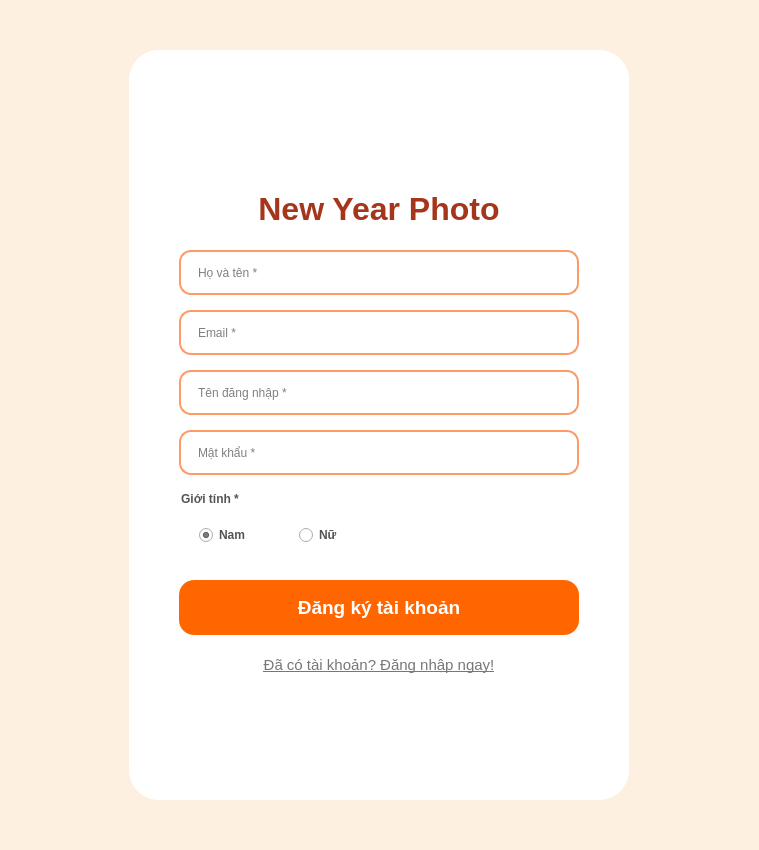
Before: the Qt Designer form USER/Login/ui/registerMainWindow.ui in huongntdk25411-dev/-N-KTLT, drawn with Qt 5.
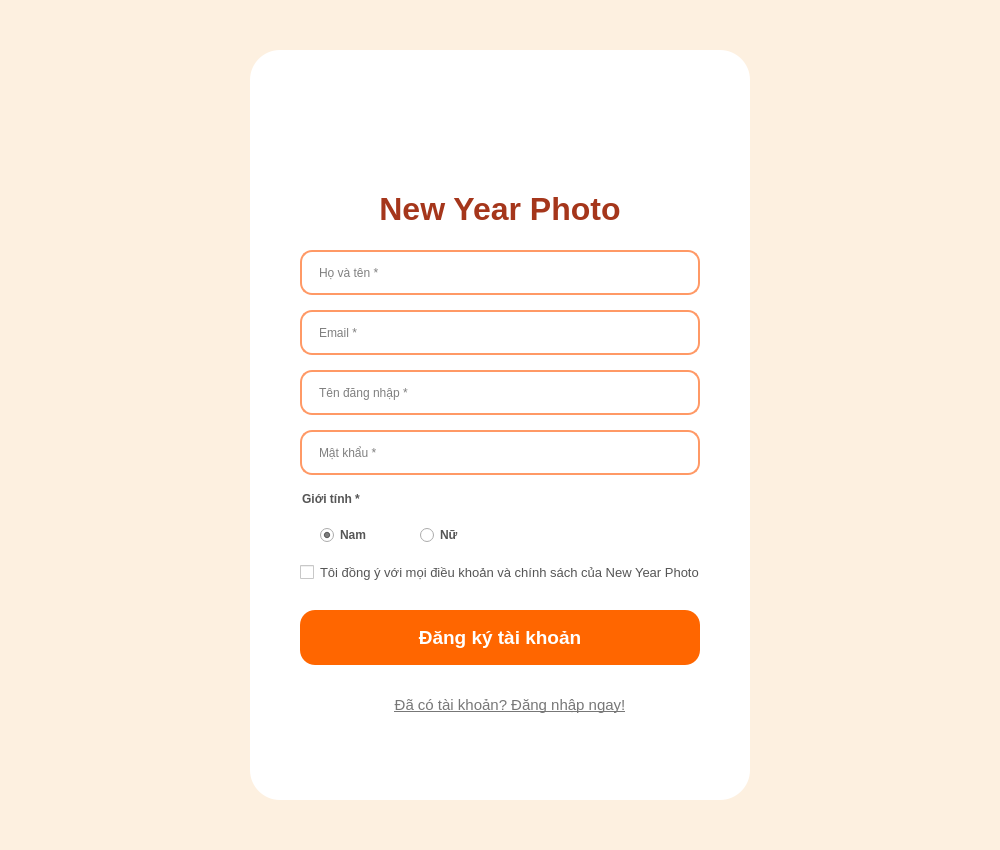
After: the same form once the commit is applied. Icons and pictures are not drawn.

Patch:
```diff
--- a/USER/Login/ui/registerMainWindow.ui
+++ b/USER/Login/ui/registerMainWindow.ui
@@ -6,7 +6,7 @@
    <rect>
     <x>0</x>
     <y>0</y>
-    <width>759</width>
+    <width>1000</width>
     <height>850</height>
    </rect>
   </property>
@@ -81,8 +81,7 @@
         </rect>
        </property>
        <property name="styleSheet">
-        <string notr="true">border: 2px solid #FF9966; border-radius: 12px; padding-left: 15px;
-color: rgb(0, 0, 0);</string>
+        <string notr="true">border: 2px solid #FF9966; border-radius: 12px; padding-left: 15px;</string>
        </property>
        <property name="placeholderText">
         <string>Họ và tên *</string>
@@ -98,8 +97,7 @@
         </rect>
        </property>
        <property name="styleSheet">
-        <string notr="true">border: 2px solid #FF9966; border-radius: 12px; padding-left: 15px;
-color: rgb(0, 0, 0);</string>
+        <string notr="true">border: 2px solid #FF9966; border-radius: 12px; padding-left: 15px;</string>
        </property>
        <property name="placeholderText">
         <string>Email *</string>
@@ -115,8 +113,7 @@
         </rect>
        </property>
        <property name="styleSheet">
-        <string notr="true">border: 2px solid #FF9966; border-radius: 12px; padding-left: 15px;
-color: rgb(0, 0, 0);</string>
+        <string notr="true">border: 2px solid #FF9966; border-radius: 12px; padding-left: 15px;</string>
        </property>
        <property name="placeholderText">
         <string>Tên đăng nhập *</string>
@@ -132,8 +129,7 @@
         </rect>
        </property>
        <property name="styleSheet">
-        <string notr="true">border: 2px solid #FF9966; border-radius: 12px; padding-left: 15px;
-color: rgb(0, 0, 0);</string>
+        <string notr="true">border: 2px solid #FF9966; border-radius: 12px; padding-left: 15px;</string>
        </property>
        <property name="echoMode">
         <enum>QLineEdit::Password</enum>
@@ -173,9 +169,6 @@
          <iconset>
           <normaloff>C:/Users/LENOVO/Downloads/bussiness-man.png</normaloff>C:/Users/LENOVO/Downloads/bussiness-man.png</iconset>
         </property>
-        <property name="checkable">
-         <bool>true</bool>
-        </property>
         <property name="checked">
          <bool>true</bool>
         </property>
@@ -198,11 +191,47 @@
         </property>
        </widget>
       </widget>
+      <widget class="QCheckBox" name="checkBoxTerms">
+       <property name="geometry">
+        <rect>
+         <x>50</x>
+         <y>510</y>
+         <width>400</width>
+         <height>25</height>
+        </rect>
+       </property>
+       <property name="styleSheet">
+        <string notr="true">color: #555; font-size: 10pt;</string>
+       </property>
+       <property name="text">
+        <string>Tôi đồng ý với mọi điều khoản và chính sách của New Year Photo</string>
+       </property>
+      </widget>
       <widget class="QPushButton" name="pushButtonRegister">
        <property name="geometry">
         <rect>
          <x>50</x>
-         <y>530</y>
+         <y>540</y>
+         <width>400</width>
+         <height>55</height>
+        </rect>
+       </property>
+      </widget>
+      <widget class="QPushButton" name="pushButtonBack">
+       <property name="geometry">
+        <rect>
+         <x>50</x>
+         <y>610</y>
+         <width>400</width>
+         <height>30</height>
+        </rect>
+       </property>
+      </widget>
+      <widget class="QPushButton" name="pushButtonRegister">
+       <property name="geometry">
+        <rect>
+         <x>50</x>
+         <y>560</y>
          <width>400</width>
          <height>55</height>
         </rect>
@@ -217,8 +246,8 @@
       <widget class="QPushButton" name="pushButtonBack">
        <property name="geometry">
         <rect>
-         <x>50</x>
-         <y>600</y>
+         <x>60</x>
+         <y>640</y>
          <width>400</width>
          <height>30</height>
         </rect>
```
